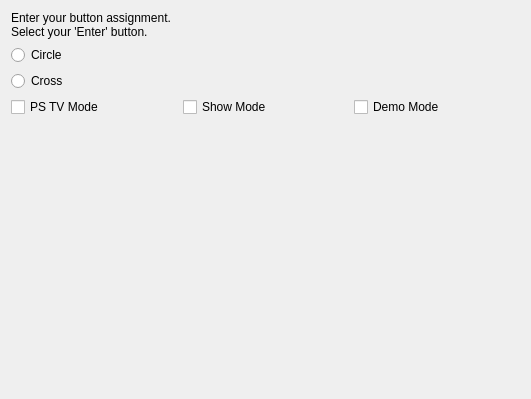
Old version of the form vita3k/gui-qt/src/configuration/system_settings_widget.ui in the repository neophyte-team/Vita3K.
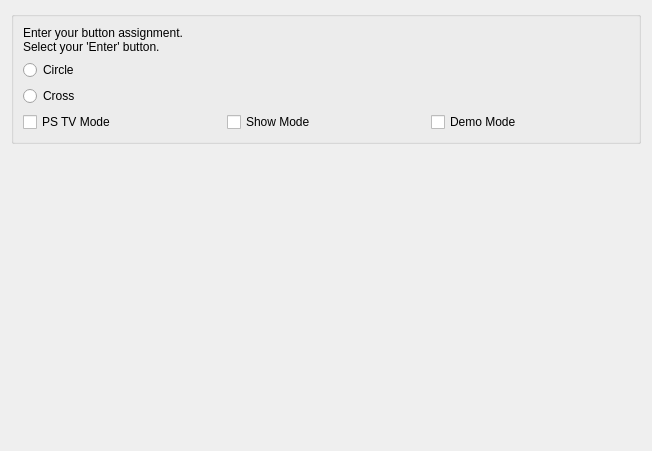
New version of the form.

```diff
--- a/vita3k/gui-qt/src/configuration/system_settings_widget.ui
+++ b/vita3k/gui-qt/src/configuration/system_settings_widget.ui
@@ -6,8 +6,8 @@
    <rect>
     <x>0</x>
     <y>0</y>
-    <width>531</width>
-    <height>399</height>
+    <width>652</width>
+    <height>451</height>
    </rect>
   </property>
   <property name="windowTitle">
@@ -15,6 +15,12 @@
   </property>
   <layout class="QVBoxLayout" name="verticalLayout_3">
    <item>
+    <widget class="QGroupBox" name="groupBox">
+     <property name="title">
+      <string/>
+     </property>
+     <layout class="QVBoxLayout" name="verticalLayout_4">
+      <item>
     <layout class="QVBoxLayout" name="verticalLayout_2">
      <item>
       <widget class="QLabel" name="label">
@@ -68,6 +74,9 @@
       </layout>
      </item>
     </layout>
+      </item>
+     </layout>
+    </widget>
    </item>
    <item>
     <spacer name="verticalSpacer">
```
Lines whose indentation alone changed are shown as unchanged.
